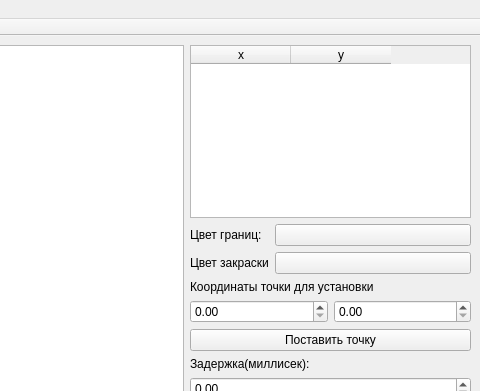
The window that 2_lab/main.ui (needsomesleeptd/Compgraph) describes before a commit, drawn with Qt 5; both pictures show x 625 to 1105 and y 0 to 391 of the 1105 by 615 pixel window.
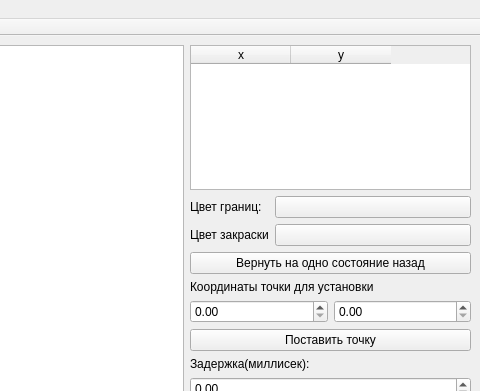
The same window after the commit. Custom widgets are drawn as their Qt base class.

Commit message: added revert_state

```diff
--- a/2_lab/main.ui
+++ b/2_lab/main.ui
@@ -90,6 +90,13 @@
           </item>
          </layout>
         </item>
+        <item>
+         <widget class="QPushButton" name="revert">
+          <property name="text">
+           <string>Вернуть на одно состояние назад</string>
+          </property>
+         </widget>
+        </item>
         <item>
          <layout class="QVBoxLayout" name="verticalLayout_3">
           <item>
```
The commit also changes 5 other files.
